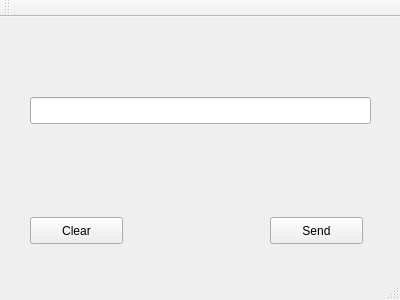
ctag/uah, file cpe353/inLab/QT_inclass/mainwindow.ui: the form before one commit.
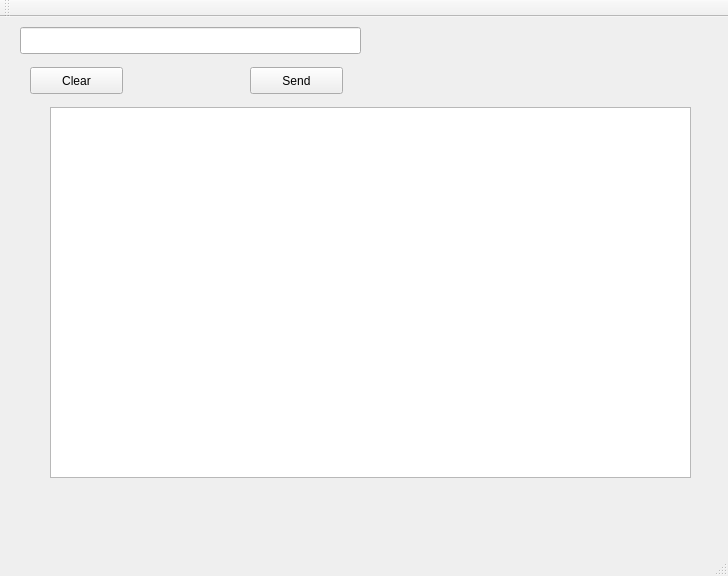
The form after the commit.

Patch:
```diff
--- a/cpe353/inLab/QT_inclass/mainwindow.ui
+++ b/cpe353/inLab/QT_inclass/mainwindow.ui
@@ -6,8 +6,8 @@
    <rect>
     <x>0</x>
     <y>0</y>
-    <width>400</width>
-    <height>300</height>
+    <width>728</width>
+    <height>576</height>
    </rect>
   </property>
   <property name="windowTitle">
@@ -17,8 +17,8 @@
    <widget class="QLineEdit" name="queryEdit">
     <property name="geometry">
      <rect>
-      <x>30</x>
-      <y>80</y>
+      <x>20</x>
+      <y>10</y>
       <width>341</width>
       <height>27</height>
      </rect>
@@ -28,7 +28,7 @@
     <property name="geometry">
      <rect>
       <x>30</x>
-      <y>200</y>
+      <y>50</y>
       <width>93</width>
       <height>27</height>
      </rect>
@@ -40,8 +40,8 @@
    <widget class="QPushButton" name="sendButton">
     <property name="geometry">
      <rect>
-      <x>270</x>
-      <y>200</y>
+      <x>250</x>
+      <y>50</y>
       <width>93</width>
       <height>27</height>
      </rect>
@@ -50,6 +50,16 @@
      <string>Send</string>
     </property>
    </widget>
+   <widget class="QTableView" name="tableView">
+    <property name="geometry">
+     <rect>
+      <x>50</x>
+      <y>90</y>
+      <width>641</width>
+      <height>371</height>
+     </rect>
+    </property>
+   </widget>
   </widget>
   <widget class="QMenuBar" name="menuBar">
    <property name="geometry">
```
Left out of the diff: 4 changed lines with no effect on the pictures.
